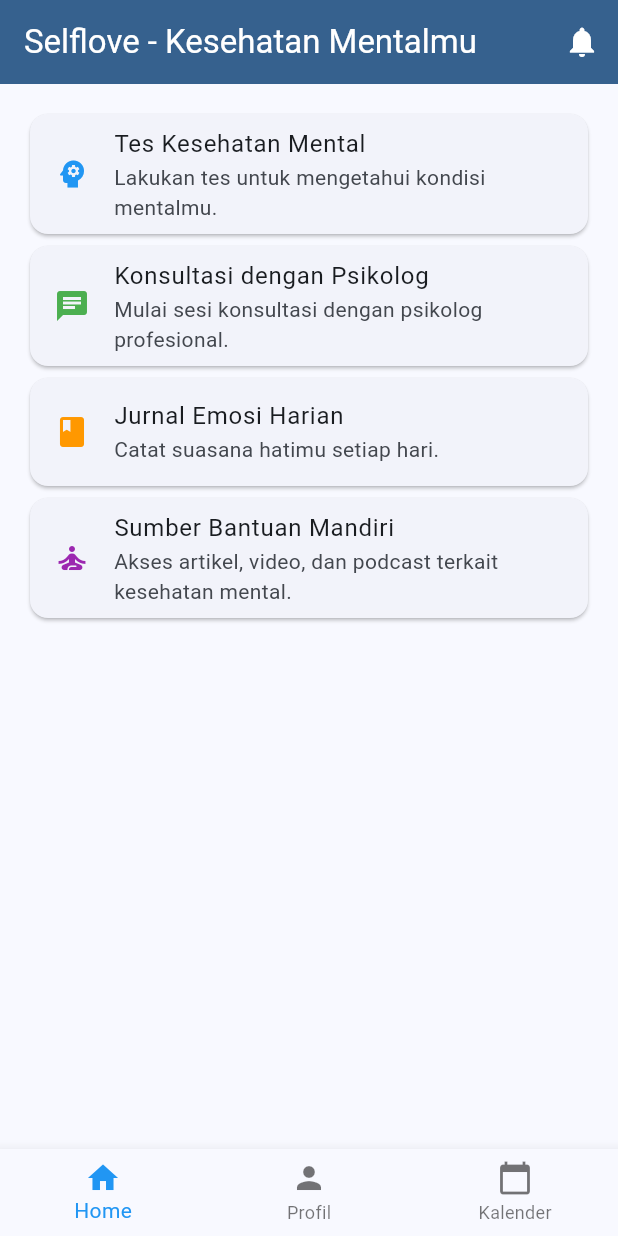
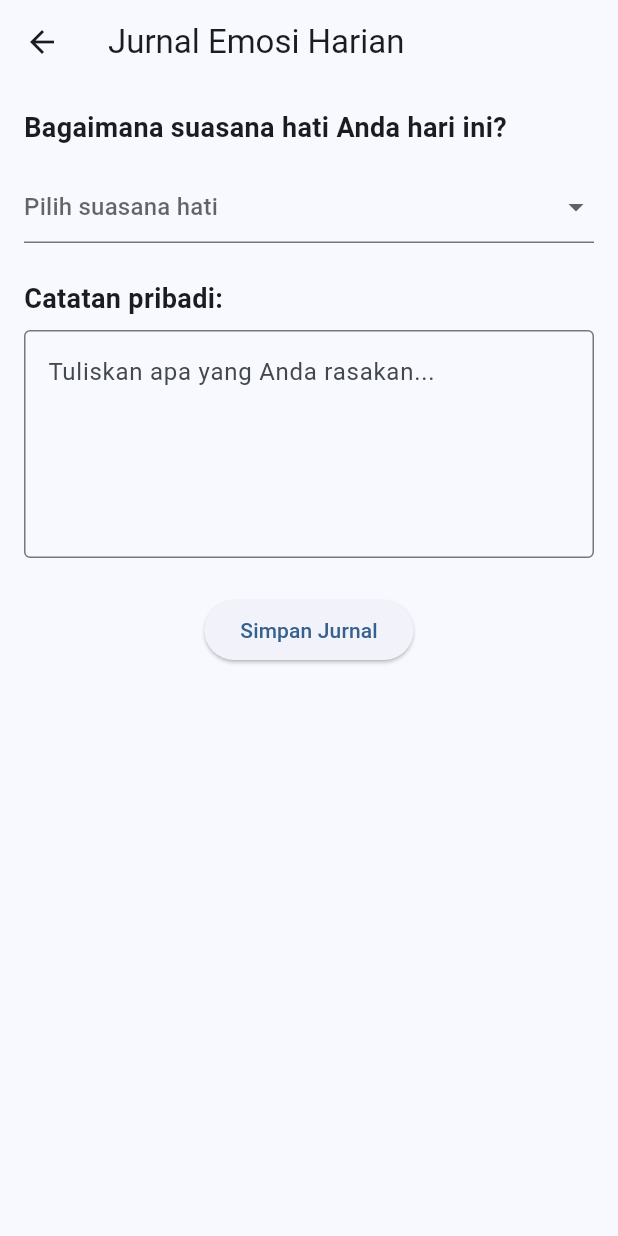
Before and after one commit to HalfTenshi/Aplikasi_Selflove, a Flutter app: the screen it shows after launch, after a tap on "Jurnal Emosi Harian", on a phone screen of 412 x 824 dp. Run offline on Flutter 3.47's test engine with Material 3 defaults, Android fonts, the phone set to English and light mode, and no system bars.

Commit message:
menambahkan jurnal emosi harian

```diff
--- a/lib/main.dart
+++ b/lib/main.dart
@@ -144,7 +144,12 @@ class HomePage extends StatelessWidget {
                 title: Text('Jurnal Emosi Harian'),
                 subtitle: Text('Catat suasana hatimu setiap hari.'),
                 onTap: () {
-                  // Navigate to journal page
+                  // Navigate to the Journal page
+                  Navigator.push(
+                    context,
+                    MaterialPageRoute(
+                        builder: (context) => JournalEmotionPage()),
+                  );
                 },
               ),
             ),
@@ -166,7 +171,107 @@ class HomePage extends StatelessWidget {
   }
 }
 
-// Profil Page dengan Foto, Nama Pengguna, Email, dan Pengaturan
+// Journal Emotion Page
+class JournalEmotionPage extends StatefulWidget {
+  @override
+  _JournalEmotionPageState createState() => _JournalEmotionPageState();
+}
+
+class _JournalEmotionPageState extends State<JournalEmotionPage> {
+  String? _selectedEmotion;
+  final TextEditingController _noteController = TextEditingController();
+
+  final List<String> _emotions = [
+    'Bahagia',
+    'Sedih',
+    'Cemas',
+    'Marah',
+    'Tenang',
+    'Bersemangat',
+  ];
+
+  void _saveJournalEntry() {
+    String emotion = _selectedEmotion ?? 'Tidak dipilih';
+    String note = _noteController.text.isNotEmpty
+        ? _noteController.text
+        : 'Tidak ada catatan';
+
+    // Simpan data jurnal di sini, bisa dengan menyimpan ke database lokal atau remote
+    print('Suasana hati: $emotion');
+    print('Catatan: $note');
+
+    // Setelah menyimpan, tampilkan pesan berhasil
+    ScaffoldMessenger.of(context).showSnackBar(
+      const SnackBar(content: Text('Jurnal emosi berhasil disimpan')),
+    );
+
+    // Bersihkan input
+    _noteController.clear();
+    setState(() {
+      _selectedEmotion = null;
+    });
+  }
+
+  @override
+  Widget build(BuildContext context) {
+    return Scaffold(
+      appBar: AppBar(
+        title: const Text('Jurnal Emosi Harian'),
+      ),
+      body: Padding(
+        padding: const EdgeInsets.all(16.0),
+        child: Column(
+          crossAxisAlignment: CrossAxisAlignment.start,
+          children: [
+            const Text(
+              'Bagaimana suasana hati Anda hari ini?',
+              style: TextStyle(fontSize: 18, fontWeight: FontWeight.bold),
+            ),
+            const SizedBox(height: 16),
+            DropdownButtonFormField<String>(
+              value: _selectedEmotion,
+              hint: const Text('Pilih suasana hati'),
+              items: _emotions.map((String emotion) {
+                return DropdownMenuItem<String>(
+                  value: emotion,
+                  child: Text(emotion),
+                );
+              }).toList(),
+              onChanged: (String? newValue) {
+                setState(() {
+                  _selectedEmotion = newValue;
+                });
+              },
+            ),
+            const SizedBox(height: 24),
+            const Text(
+              'Catatan pribadi:',
+              style: TextStyle(fontSize: 18, fontWeight: FontWeight.bold),
+            ),
+            const SizedBox(height: 8),
+            TextField(
+              controller: _noteController,
+              maxLines: 5,
+              decoration: InputDecoration(
+                border: OutlineInputBorder(),
+                hintText: 'Tuliskan apa yang Anda rasakan...',
+              ),
+            ),
+            const SizedBox(height: 24),
+            Center(
+              child: ElevatedButton(
+                onPressed: _saveJournalEntry,
+                child: const Text('Simpan Jurnal'),
+              ),
+            ),
+          ],
+        ),
+      ),
+    );
+  }
+}
+
+// Profil Page
 class ProfilePage extends StatelessWidget {
   const ProfilePage({super.key});
 
@@ -175,68 +280,11 @@ class ProfilePage extends StatelessWidget {
     return Scaffold(
       appBar: AppBar(
         title: const Text('Profil Pengguna'),
-        backgroundColor: Colors.blue,
       ),
-      body: Padding(
-        padding: const EdgeInsets.all(16.0),
-        child: Column(
-          crossAxisAlignment: CrossAxisAlignment.center,
-          children: <Widget>[
-            // Foto Profil
-            CircleAvatar(
-              radius: 50,
-              backgroundImage: NetworkImage(
-                'https://picsum.photos/id/237/200/300', // Ganti dengan URL gambar profil
-              ),
-            ),
-            const SizedBox(height: 16),
-
-            // Nama Pengguna
-            const Text(
-              'Toni sukapisang',
-              style: TextStyle(
-                fontSize: 24,
-                fontWeight: FontWeight.bold,
-              ),
-            ),
-            const SizedBox(height: 8),
-
-            // Email Pengguna
-            const Text(
-              'email@selflove.com',
-              style: TextStyle(
-                fontSize: 16,
-                color: Colors.grey,
-              ),
-            ),
-            const SizedBox(height: 24),
-
-            // Pengaturan
-            ListTile(
-              leading: Icon(Icons.settings),
-              title: const Text('Pengaturan'),
-              onTap: () {
-                // Arahkan ke halaman pengaturan
-                showDialog(
-                  context: context,
-                  builder: (BuildContext context) {
-                    return AlertDialog(
-                      title: const Text('Pengaturan'),
-                      content: const Text('Pengaturan akun dan aplikasi.'),
-                      actions: <Widget>[
-                        TextButton(
-                          child: const Text('OK'),
-                          onPressed: () {
-                            Navigator.of(context).pop();
-                          },
-                        ),
-                      ],
-                    );
-                  },
-                );
-              },
-            ),
-          ],
+      body: Center(
+        child: Text(
+          'Halaman Profil',
+          style: Theme.of(context).textTheme.headlineMedium,
         ),
       ),
     );
```
